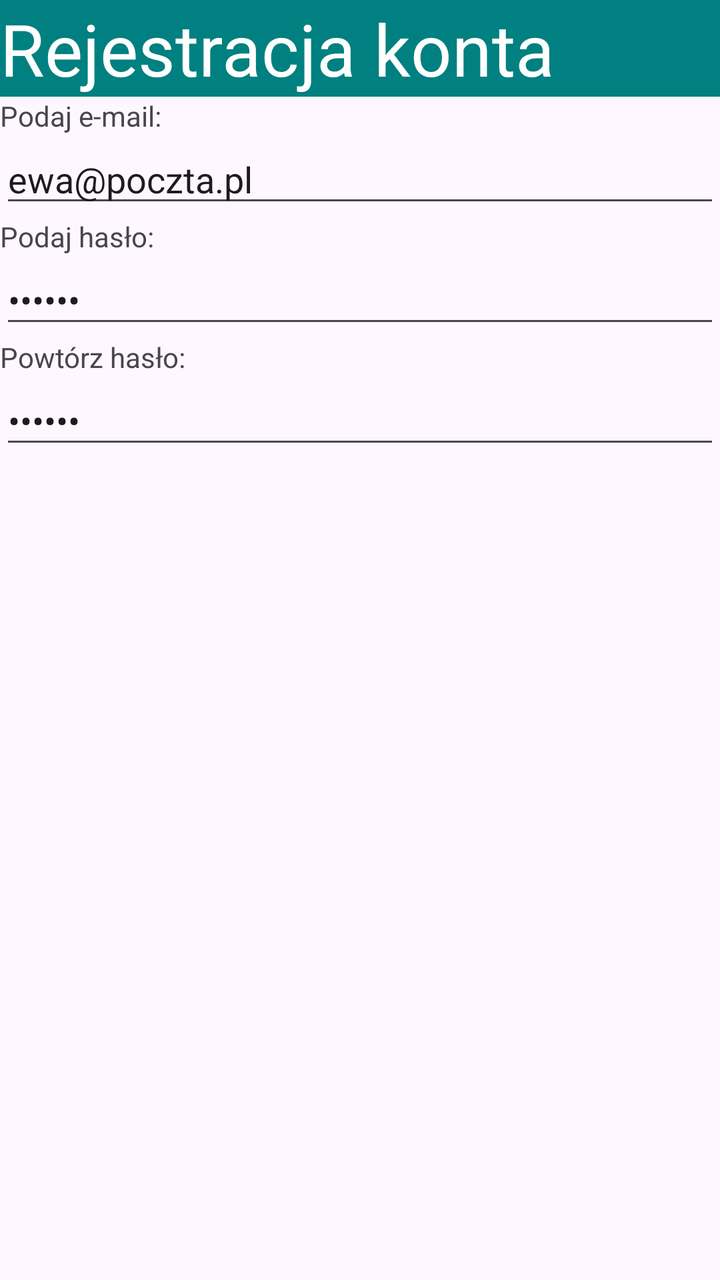
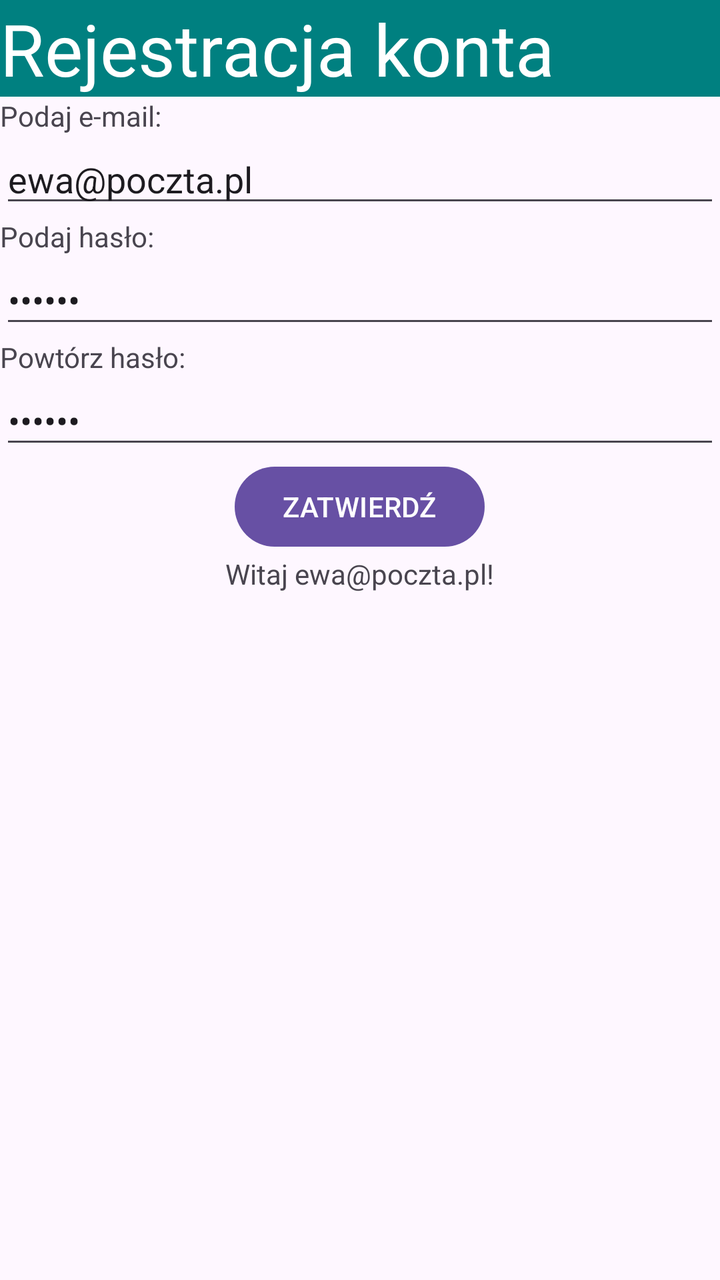

Screens rendered from an Android XML layout before and after an edit, with the pre-edit source and the edit as a unified diff.
<!-- AndroidManifest.xml: application theme Theme.LinearLayout -->
<!-- res/layout/activity_main.xml -->
<?xml version="1.0" encoding="utf-8"?>
<LinearLayout xmlns:android="http://schemas.android.com/apk/res/android"
    xmlns:tools="http://schemas.android.com/tools"
    android:id="@+id/main"
    android:layout_width="match_parent"
    android:layout_height="match_parent"
    android:orientation="vertical"
    tools:context=".MainActivity">


    <TextView
        android:id="@+id/textView2"
        android:layout_width="match_parent"
        android:layout_height="wrap_content"
        android:background="#008080"
        android:text="Rejestracja konta"
        android:textColor="#FFFFFF"
        android:textSize="36sp" />

    <TextView
        android:id="@+id/textView3"
        android:layout_width="match_parent"
        android:layout_height="wrap_content"
        android:text="Podaj e-mail:" />

    <EditText
        android:id="@+id/editTextTextEmailAddress"
        android:layout_width="match_parent"
        android:layout_height="wrap_content"
        android:ems="10"
        android:inputType="textEmailAddress"
        android:text="ewa@poczta.pl" />

    <TextView
        android:id="@+id/textView4"
        android:layout_width="match_parent"
        android:layout_height="wrap_content"
        android:text="Podaj hasło:" />

    <EditText
        android:id="@+id/editTextTextPassword"
        android:layout_width="match_parent"
        android:layout_height="wrap_content"
        android:ems="10"
        android:inputType="textPassword"
        android:text="123456" />

    <TextView
        android:id="@+id/textView5"
        android:layout_width="match_parent"
        android:layout_height="wrap_content"
        android:text="Powtórz hasło:" />

    <EditText
        android:id="@+id/editTextTextPassword2"
        android:layout_width="match_parent"
        android:layout_height="wrap_content"
        android:ems="10"
        android:inputType="textPassword"
        android:text="123456" />
</LinearLayout>
<!-- resources referenced by this layout -->
<resources>
  <style name="Theme.LinearLayout" parent="Base.Theme.LinearLayout" />
  <style name="Base.Theme.LinearLayout" parent="Theme.Material3.DayNight.NoActionBar">
          
          
      </style>
</resources>

<!-- the commit's change to res/layout/activity_main.xml (unified diff, before → after) -->
@@ -58,4 +58,18 @@
         android:ems="10"
         android:inputType="textPassword"
         android:text="123456" />
+
+    <Button
+        android:id="@+id/button"
+        android:layout_width="wrap_content"
+        android:layout_height="wrap_content"
+        android:layout_gravity="center_horizontal"
+        android:text="ZATWIERDŹ" />
+
+    <TextView
+        android:id="@+id/textView6"
+        android:layout_width="wrap_content"
+        android:layout_height="wrap_content"
+        android:layout_gravity="center_horizontal"
+        android:text="Witaj ewa@poczta.pl!" />
 </LinearLayout>
